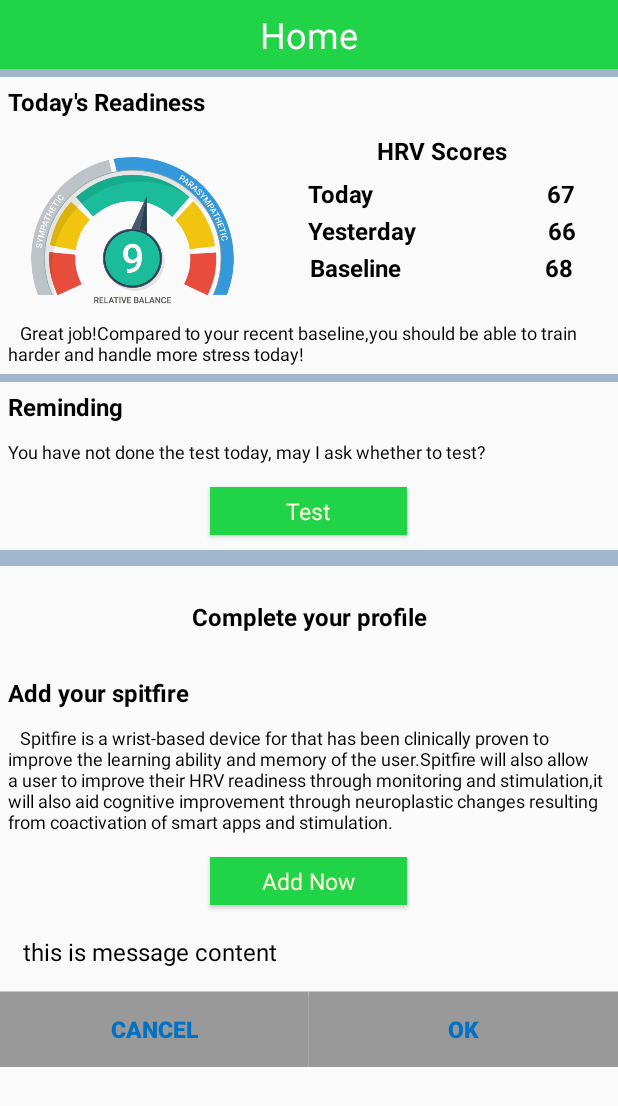
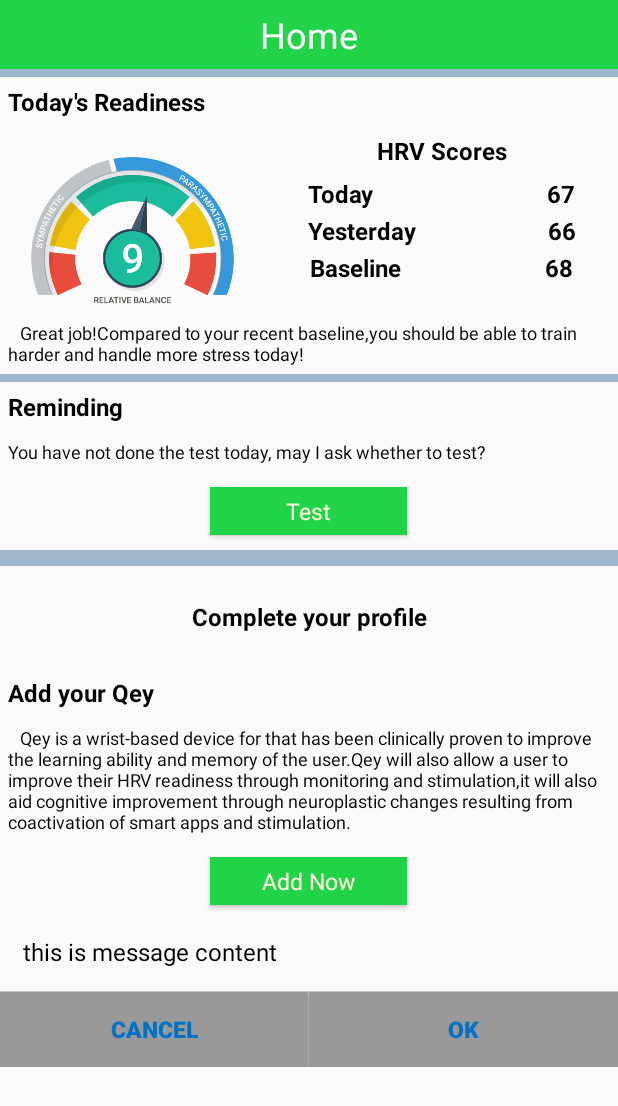
Before and after one commit to YJPflyy95/SpitFire3_20181107, an Android app: the HomeActivity screen opened directly, with no data from a screen before it, on a phone screen of 412 x 824 dp. Shown: the top 1106 px of the screen. Run offline under Robolectric (Android 15) with nearby library versions, the phone set to English and light mode, and no system bars; our stand-ins replace CircleImageView.

Commit message:
将Home UI 中Spitfire改成Qey

```diff
--- a/app/src/main/res/layout/activity_home.xml
+++ b/app/src/main/res/layout/activity_home.xml
@@ -398,12 +398,12 @@
             android:layout_margin="5dp"
             android:background="@null"
             android:gravity="left"
-            android:text="Add your spitfire"
+            android:text="Add your Qey"
             android:textColor="#000000"
             android:textSize="16sp"
             android:textStyle="bold"
             tools:ignore="DuplicateIds"
-            tools:text="Add your spitfire" />
+            tools:text="Add your Qey" />
 
         <TextView
             android:id="@+id/Addyourspitfirecontent_tv"
@@ -412,11 +412,11 @@
             android:layout_margin="5dp"
             android:background="@null"
             android:gravity="left"
-            android:text="   Spitfire is a wrist-based device for that has been clinically proven to improve the learning ability and memory of the user.Spitfire will also allow a user to improve their HRV readiness through monitoring and stimulation,it will also aid cognitive improvement through neuroplastic changes resulting from coactivation of smart apps and stimulation. "
+            android:text="   Qey is a wrist-based device for that has been clinically proven to improve the learning ability and memory of the user.Qey will also allow a user to improve their HRV readiness through monitoring and stimulation,it will also aid cognitive improvement through neuroplastic changes resulting from coactivation of smart apps and stimulation. "
             android:textColor="#000000"
             android:textSize="12sp"
             tools:ignore="DuplicateIds"
-            tools:text="   Spitfire is a wrist-based device for that has been clinically proven    to improve the learning ability and memory of the user.Spitfire will also allow a user to improve their HRV readiness through monitoring and stimulation,it will also aid cognitive improvement through neuroplastic changes resulting from coactivation of smart apps and stimulation. " />
+            tools:text="   Qey is a wrist-based device for that has been clinically proven    to improve the learning ability and memory of the user.Qey will also allow a user to improve their HRV readiness through monitoring and stimulation,it will also aid cognitive improvement through neuroplastic changes resulting from coactivation of smart apps and stimulation. " />
 
         <Button
             android:id="@+id/AddNow_bt"
```
Also changed, not shown: app/src/main/res/layout/fragment_home.xml (+5 -5 lines).
